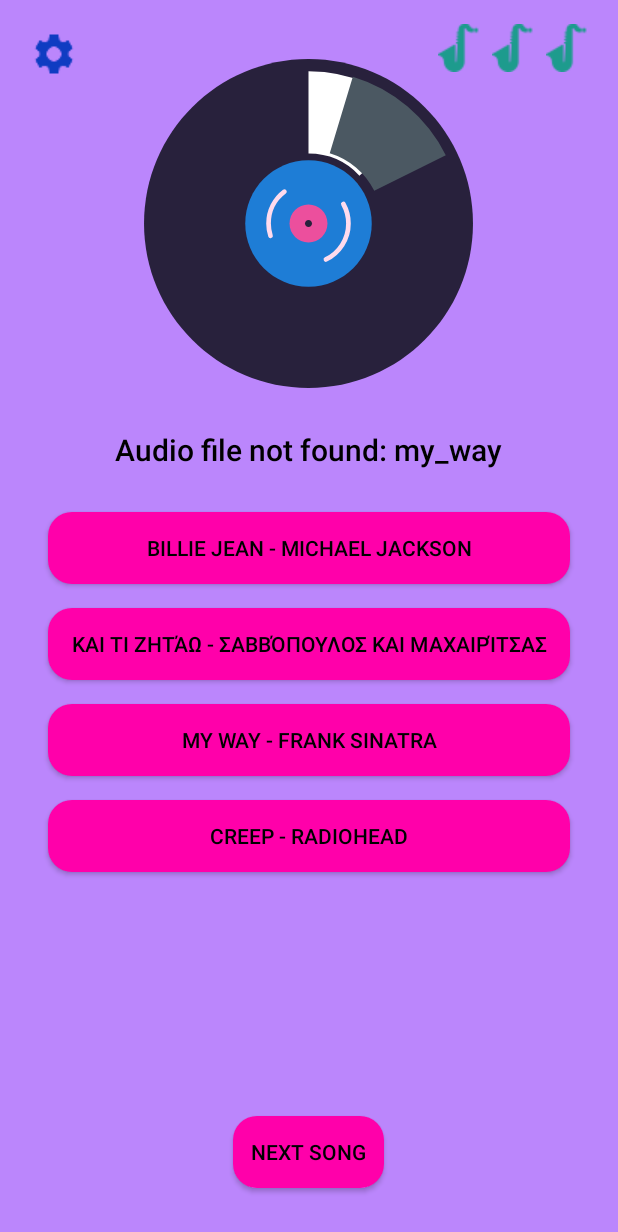
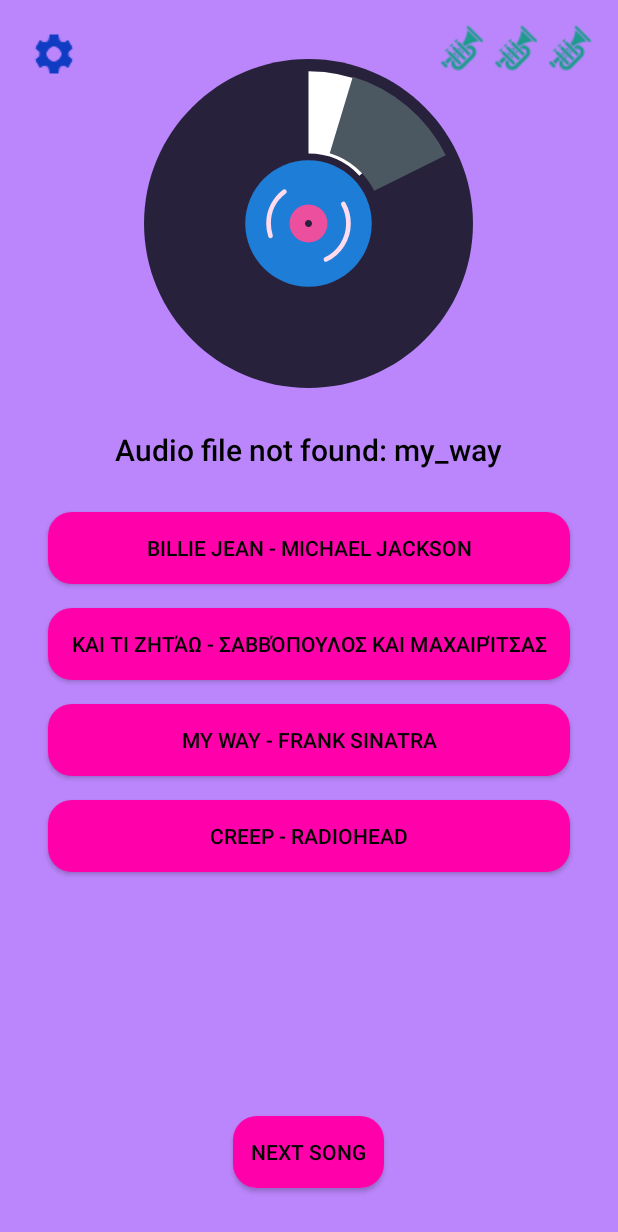
Before and after one commit to nikolassc/Guess-the-song-Android-App, an Android app built with Jetpack Compose: the GameActivity screen opened directly, with no data from a screen before it, on a phone screen of 412 x 824 dp. Shown: the top 1232 px of the screen. Run offline under Robolectric (Android 15) with nearby library versions, the phone set to English and light mode, and no system bars; our stand-ins replace Room's generated code.

Commit message:
more life icons

```diff
--- a/app/src/main/java/com/example/gsong/GameActivity.java
+++ b/app/src/main/java/com/example/gsong/GameActivity.java
@@ -70,7 +70,10 @@
             R.drawable.saxophone,
             R.drawable.violin,
             R.drawable.el_guitar,
-            R.drawable.guitar
+            R.drawable.guitar,
+            R.drawable.trumpet,
+            R.drawable.drums,
+            R.drawable.piano
     };
     private int selectedLifeDrawable;
 
```
Also changed, not shown: app/src/main/res/drawable/drums.png (added), app/src/main/res/drawable/piano.png (added), app/src/main/res/drawable/trumpet.png (added).
